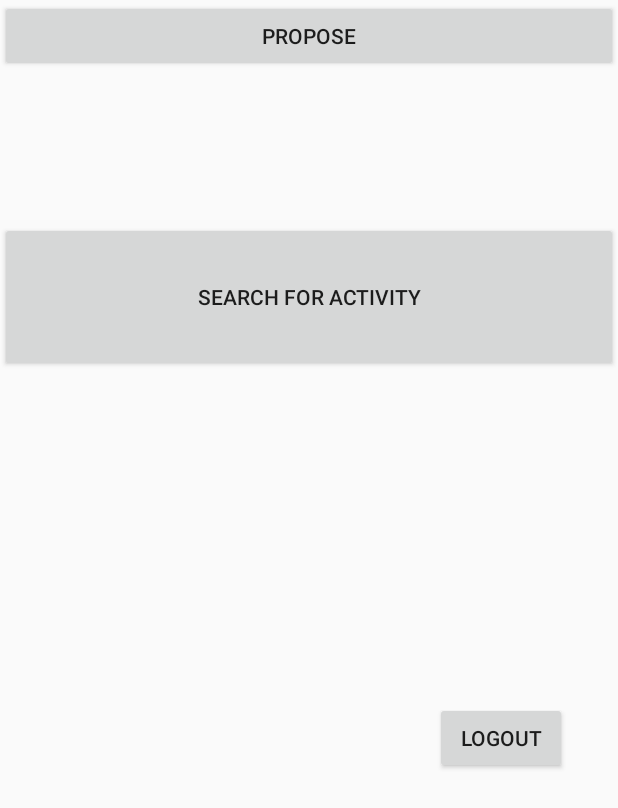
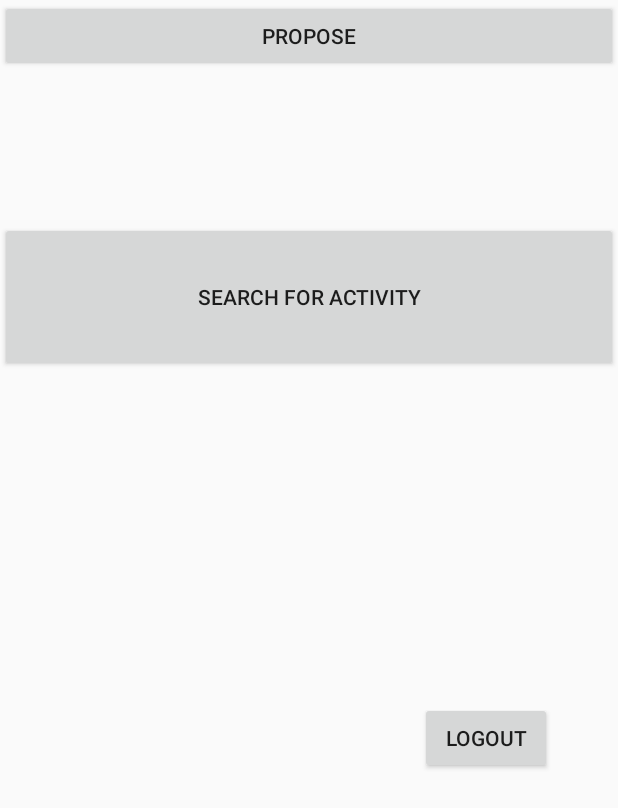
Before and after one commit to jaekim708/Meetup, an Android app: the HomeActivity screen opened directly, with no data from a screen before it, on a phone screen of 412 x 824 dp. Shown: the top 808 px of the screen. Run offline under Robolectric (Android 15) with nearby library versions, the phone set to English and light mode, and no system bars; libraries missing offline, so code that uses them is left out: com.parse.

Commit message:
Fixed graphical error with button sizing for 'Logout' button.

```diff
--- a/app/src/main/res/layout/activity_home.xml
+++ b/app/src/main/res/layout/activity_home.xml
@@ -24,7 +24,7 @@
         android:layout_width="wrap_content"
         android:layout_height="wrap_content"
         android:layout_marginTop="220dp"
-        android:layout_marginLeft="290dp"
+        android:layout_marginLeft="280dp"
         android:text="Logout"
         android:onClick="logout" />
 
```
